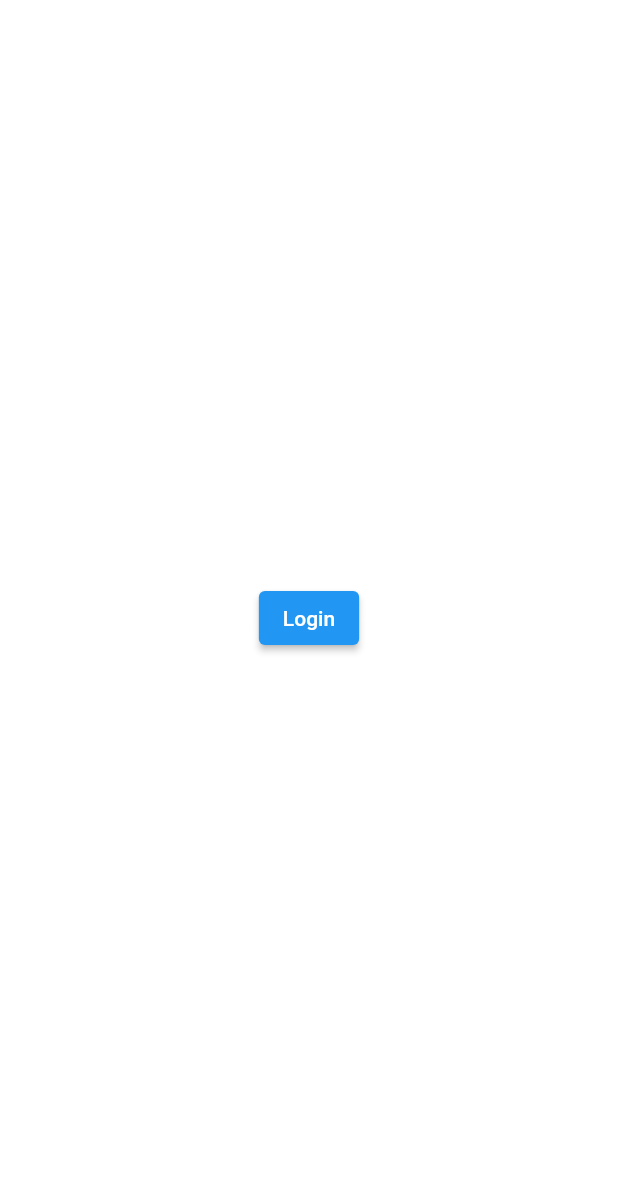
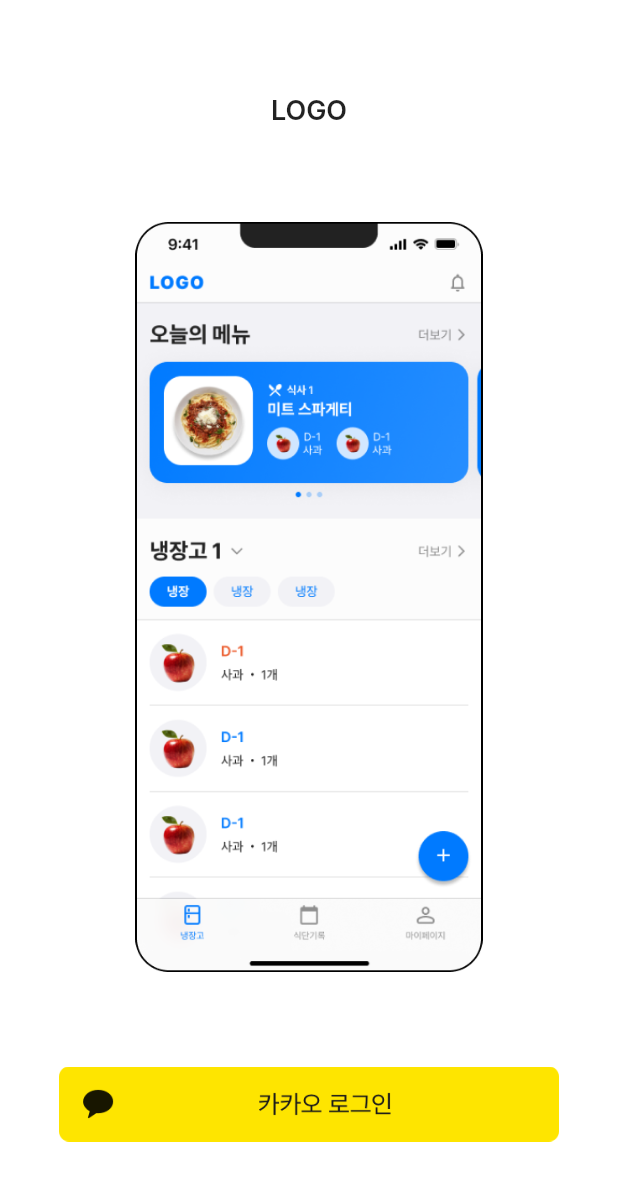
Before and after one commit to nan-park/RefrigeMaster, a Flutter app: the screen it shows after launch, on a phone screen of 412 x 824 dp. Shown: the top 1181 px of the screen. Run offline on Flutter 3.47's test engine with Material 2 defaults, Android fonts, the phone set to English and light mode, and no system bars; our stand-ins replace cloud_firestore, firebase_auth, firebase_core; missing offline and left inert: cloud_firestore_web, firebase_auth_web, firebase_core_web, kakao_flutter_sdk, kakao_flutter_sdk_common, package_info_plus_web and 1 more; accounts and stored records are empty; Roboto replaces fonts that are missing (Inter).

Commit message:
로그인 페이지 디자인

```diff
--- a/lib/login_page.dart
+++ b/lib/login_page.dart
@@ -30,14 +30,43 @@ class _LoginPageState extends State<LoginPage> {
                   if (!snapshot.hasData) {
                     // 로그인 안 된 상태
                     // 로그인 버튼
-                    return ElevatedButton(
-                        onPressed: () async {
-                          bool isLogined = await viewModel.login();
-                          if (isLogined) {
-                            navigatorKey.currentState?.pushNamedAndRemoveUntil('/home_page', (route) => false);
-                          }
-                        },
-                        child: Text("Login"));
+                    return Column(
+                      children: [
+                        const Spacer(),
+                        const Text(
+                          "LOGO",
+                          style: TextStyle(
+                            fontFamily: "Inter",
+                            fontSize: 18,
+                            fontWeight: FontWeight.w600,
+                          ),
+                        ),
+                        const Spacer(),
+                        const SizedBox(
+                          height: 500,
+                          child: Image(image: AssetImage('src/LoginPageImage.png')),
+                        ),
+                        const Spacer(),
+                        GestureDetector(
+                          onTap: () async {
+                            bool isLogined = await viewModel.login();
+                            if (isLogined) {
+                              navigatorKey.currentState?.pushNamedAndRemoveUntil('/home_page', (route) => false);
+                            }
+                          },
+                          child: const SizedBox(
+                            height: 50,
+                            child: SizedBox(
+                              height: 50,
+                              child: Image(
+                                image: AssetImage('src/kakao_login_large_wide.png'),
+                              ),
+                            ),
+                          ),
+                        ),
+                        const Spacer(),
+                      ],
+                    );
                   } else {
                     return Center(child: Text("Loading..."));
                   }
--- a/pubspec.yaml
+++ b/pubspec.yaml
@@ -67,9 +67,9 @@ flutter:
   uses-material-design: true
 
   # To add assets to your application, add an assets section, like this:
-  # assets:
-  #   - images/a_dot_burr.jpeg
-  #   - images/a_dot_ham.jpeg
+  assets:
+    - src/LoginPageImage.png
+    - src/kakao_login_large_wide.png
 
   # An image asset can refer to one or more resolution-specific "variants", see
   # https://flutter.dev/assets-and-images/#resolution-aware.
```
Also changed, not shown: src/LoginPageImage.png (added), src/kakao_login_large_wide.png (added), src/kakao_login_medium_wide.png (added).
